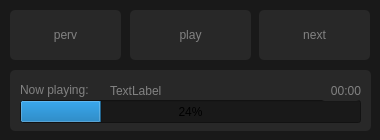
Old version of the form mainUI.ui in the repository AKlivtsov/AudioPlayerPython.
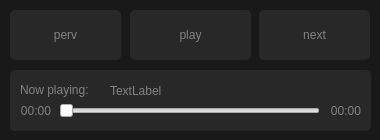
New version of the form.

Commit message: mainui need pyuic

```diff
--- a/mainUI.ui
+++ b/mainUI.ui
@@ -35,7 +35,7 @@
 	border-radius: 5px;
 }
 
-QProgressBar {
+QSLider {
 	background-color: rgb(25, 25, 25);
 }
 
@@ -134,25 +134,41 @@
       <string>TextLabel</string>
      </property>
     </widget>
-    <widget class="QProgressBar" name="pb_timeline">
-     <property name="geometry">
-      <rect>
-       <x>10</x>
-       <y>30</y>
-       <width>341</width>
-       <height>23</height>
-      </rect>
-     </property>
-     <property name="value">
-      <number>24</number>
-     </property>
-    </widget>
     <widget class="QLabel" name="lbl_endTime">
      <property name="geometry">
       <rect>
-       <x>310</x>
-       <y>10</y>
-       <width>41</width>
+       <x>320</x>
+       <y>30</y>
+       <width>31</width>
+       <height>21</height>
+      </rect>
+     </property>
+     <property name="text">
+      <string>00:00</string>
+     </property>
+     <property name="alignment">
+      <set>Qt::AlignRight|Qt::AlignTrailing|Qt::AlignVCenter</set>
+     </property>
+    </widget>
+    <widget class="QSlider" name="hs_timeline">
+     <property name="geometry">
+      <rect>
+       <x>49</x>
+       <y>30</y>
+       <width>261</width>
+       <height>22</height>
+      </rect>
+     </property>
+     <property name="orientation">
+      <enum>Qt::Horizontal</enum>
+     </property>
+    </widget>
+    <widget class="QLabel" name="lbl_curTime">
+     <property name="geometry">
+      <rect>
+       <x>10</x>
+       <y>30</y>
+       <width>31</width>
        <height>21</height>
       </rect>
      </property>
```
The commit also changes 2 other files.
